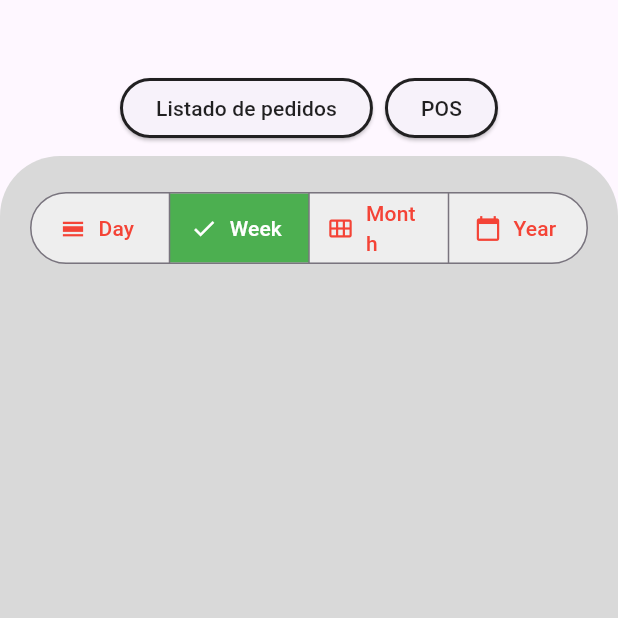
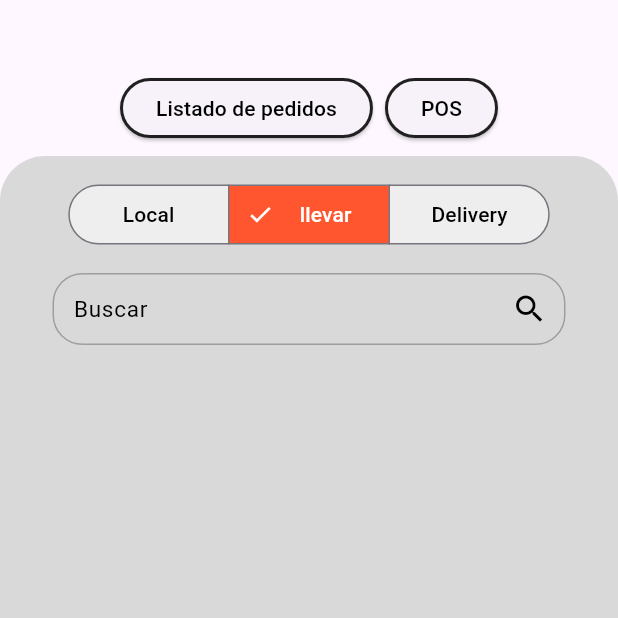
Before and after one commit to JosueRamirezH01/AppNakamuraFood, a Flutter app: the screen it shows after launch, on a phone screen of 412 x 824 dp, the top half of it. Run offline on Flutter 3.47's test engine with Material 3 defaults, Android fonts, the light colour scheme and no system bars; our stand-ins replace fluttertoast, modal_bottom_sheet; missing offline and left inert: mysql1.

Commit message:
home con segmentedbuton

```diff
--- a/lib/home/home_page.dart
+++ b/lib/home/home_page.dart
@@ -11,6 +11,7 @@ class HomePage extends StatefulWidget {
   @override
   State<HomePage> createState() => _HomePageState();
 }
+
 enum Calendar { day, week, month, year }
 
 class _HomePageState extends State<HomePage> with TickerProviderStateMixin {
@@ -53,7 +54,7 @@ class _HomePageState extends State<HomePage> with TickerProviderStateMixin {
       side: BorderSide(color: Colors.black87, width: 2.0),
     ),
     //backgroundColor: Colors.transparent,
-    foregroundColor: Colors.black87,
+    foregroundColor: Color(0xFF000000),
   );
 
   @override
@@ -85,7 +86,7 @@ class _HomePageState extends State<HomePage> with TickerProviderStateMixin {
         ),
         body: ClipRRect(
             borderRadius: BorderRadius.only(
-                topLeft: Radius.circular(40), topRight: Radius.circular(40)),
+                topLeft: Radius.circular(30), topRight: Radius.circular(30)),
             child: Container(
               color: Color(0xFFD9D9D9), // Fondo de color D9D9D9
               child: TabBarView(
@@ -97,13 +98,15 @@ class _HomePageState extends State<HomePage> with TickerProviderStateMixin {
                       children: [
                         Container(
                           child: subopt(),
-                           margin: EdgeInsets.all(20),
-                         )
+                          margin: EdgeInsets.all(15),
+                        ),
+                        _textFieldSearch(),
+                        //pedidosList()
                       ],
                     ),
                   ),
                   // Vista para 'POS'
-                  Center(
+                  const Center(
                     child: Column(
                       children: [
                         Text('Contenido de POS'),
@@ -117,59 +120,74 @@ class _HomePageState extends State<HomePage> with TickerProviderStateMixin {
 
   Widget _textFieldSearch() {
     return Container(
-      margin: const EdgeInsets.symmetric(horizontal: 20),
+      margin: const EdgeInsets.symmetric(horizontal: 35),
       child: TextField(
-        //onChanged: _con.onChangeText,
         decoration: InputDecoration(
             hintText: 'Buscar',
-            suffixIcon: const Icon(Icons.search, color: Colors.grey),
-            hintStyle: const TextStyle(fontSize: 17, color: Colors.grey),
+            suffixIcon: const Icon(Icons.search, color: Color(0xFF000000)),
+            hintStyle: const TextStyle(fontSize: 15, color: Color(0xFF000000)),
             enabledBorder: OutlineInputBorder(
-                borderRadius: BorderRadius.circular(25),
+                borderRadius: BorderRadius.circular(20),
                 borderSide: const BorderSide(color: Colors.grey)),
             focusedBorder: OutlineInputBorder(
-                borderRadius: BorderRadius.circular(25),
+                borderRadius: BorderRadius.circular(20),
                 borderSide: const BorderSide(color: Colors.grey)),
             contentPadding: const EdgeInsets.all(10)),
       ),
     );
   }
 
-  Widget subopt(){
+  Widget subopt() {
     return SegmentedButton<Calendar>(
       style: SegmentedButton.styleFrom(
         backgroundColor: Colors.grey[200],
-          foregroundColor: Colors.red,
+        foregroundColor: Color(0xFF000000),
         selectedForegroundColor: Colors.white,
-          selectedBackgroundColor: Colors.green,
+        selectedBackgroundColor: Color(0xFFFF562F),
       ),
+
       segments: const <ButtonSegment<Calendar>>[
         ButtonSegment<Calendar>(
           value: Calendar.day,
-              label: Text('Day'),
-              icon: Icon(Icons.calendar_view_day)),
+          label: SizedBox(
+          width: 53, // Ancho fijo deseado
+          child: Center(child: Text('Local')),
+        ),),
         ButtonSegment<Calendar>(
           value: Calendar.week,
-              label: Text('Week'),
-              icon: Icon(Icons.calendar_view_week)),
+          label: SizedBox(
+            width: 53, // Ancho fijo deseado
+            child: Center(child: Text('llevar')),
+          ),
+        ),
         ButtonSegment<Calendar>(
           value: Calendar.month,
-              label: Text('Month'),
-              icon: Icon(Icons.calendar_view_month)),
-          ButtonSegment<Calendar>(
-              value: Calendar.year,
-              label: Text('Year'),
-              icon: Icon(Icons.calendar_today)),
+          label: SizedBox(
+            width: 53, // Ancho fijo deseado
+            child: Center(child: Text('Delivery')),
+          ),
+        ),
       ],
       selected: <Calendar>{calendarView},
       onSelectionChanged: (Set<Calendar> newSelection) {
         setState(() {
-            // By default there is only a single segment that can be
-            // selected at one time, so its value is always the first
-            // item in the selected set.
           calendarView = newSelection.first;
         });
       },
     );
   }
+
+  Widget pedidosList() {
+    return Column(
+      children: [
+        _textFieldSearch(),
+        Expanded(
+          child: Container(
+            child: Text('Aquí empezaremos de cero'),
+          ),
+        ),
+      ],
+    );
   }
+
+}
```
Lines whose indentation alone changed are shown as unchanged.
